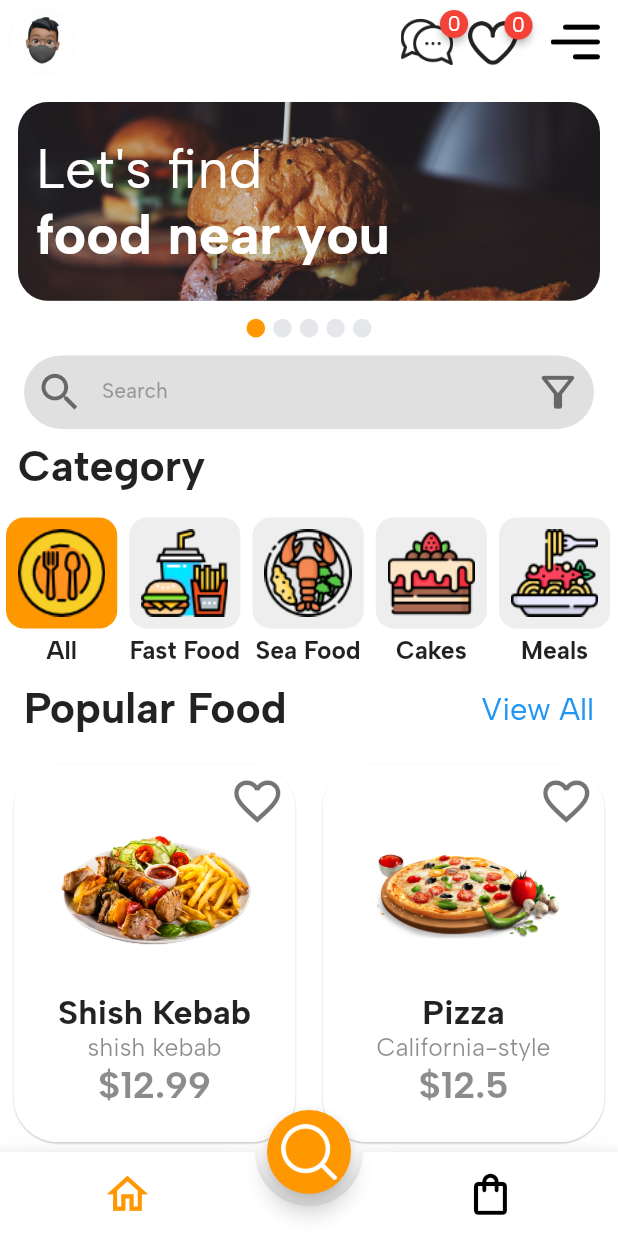
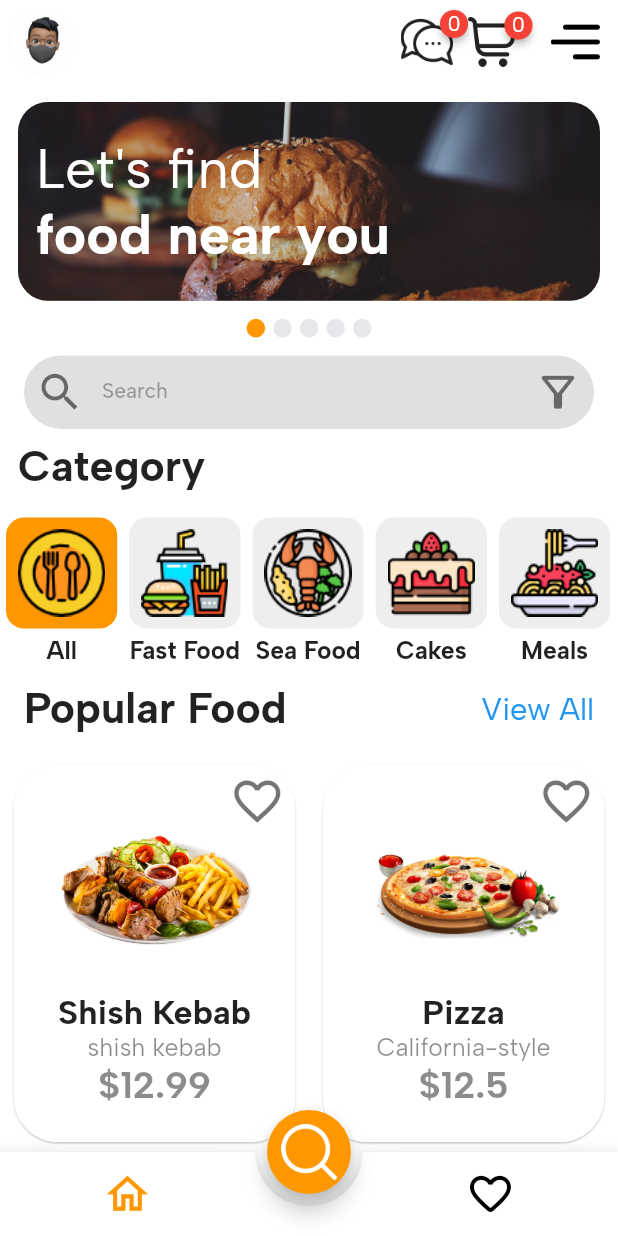
Before and after one commit to MoeAlm/food_app, a Flutter app: the MainScreen screen opened directly, on a phone screen of 412 x 824 dp. Run offline on Flutter 3.47's test engine with Material 2 defaults, Android fonts, the phone set to English and light mode, and no system bars; drawn by our look-alikes of animated_bottom_navigation_bar, badges, smooth_page_indicator; our stand-ins replace bloc, firebase_auth, firebase_core, flutter_bloc, flutter_rating_bar, google_fonts and 4 more; accounts and stored records are empty.

Commit message:
Added Some stuff and fixed bugs

```diff
--- a/lib/core/cubit/cubit.dart
+++ b/lib/core/cubit/cubit.dart
@@ -8,7 +8,7 @@ import 'package:flutter/material.dart';
 import 'package:food_app_api/view/home/home_screen.dart';
 import 'package:image_picker/image_picker.dart';
 import 'package:velocity_x/velocity_x.dart';
-import '../../view/cart_screen.dart';
+import '../../view/fav_food_screen.dart';
 import '../model/category_model.dart';
 import '../model/food_model.dart';
 
@@ -31,6 +31,7 @@ class FoodCubit extends Cubit<AppState> {
   String? email;
   String? password;
   String? name;
+  String? displayedName;
   String imageUrl = 'assets/images/profile.jpg';
   ////////////////////////////////////////
   var user = FirebaseAuth.instance.currentUser;
@@ -41,7 +42,7 @@ class FoodCubit extends Cubit<AppState> {
   ////////////////////////////////////////
   List<IconData> icons = [
     Icons.home_outlined,
-    Icons.shopping_bag_outlined,
+    Icons.favorite_outline_rounded,
   ];
   List<Food> food = [
     Food(
@@ -89,14 +90,14 @@ class FoodCubit extends Cubit<AppState> {
     CategoryModel(icon: 'assets/icons/category/cake.png', title: 'Cakes'),
     CategoryModel(icon: 'assets/icons/category/spaghetti.png', title: 'Meals'),
   ];
-  List screens = [const HomeScreen(), const CartScreen()];
+  List screens = [const HomeScreen(), const ItemsScreen()];
+
 
   ////////////////////////////////////////
   void changeIndex(index) {
     currentIndex = index;
     emit(BottomNavChanges());
   }
-
   ////////////////////////////////////////
   void changeIndexOfCategories(index) {
     indexOfCategories = index;
@@ -138,9 +139,9 @@ class FoodCubit extends Cubit<AppState> {
 
   ////////////////////////////////////////
   itemNumber() {
-    emit(ItemCountState());
     count = cartItems.length;
     emit(ItemCountState());
+    return count;
   }
 
   ////////////////////////////////////////
@@ -163,9 +164,10 @@ class FoodCubit extends Cubit<AppState> {
     user.currentUser?.updateDisplayName(name);
 
   }
-  void updateName() {
-    user?.updateDisplayName(name);
+  updateName() {
+    name = nameController.text;
     emit(UpdateProfileState());
+    return user?.updateDisplayName(name);
   }
 
   ////////////////////////////////////////
--- a/lib/view/detail_screen.dart
+++ b/lib/view/detail_screen.dart
@@ -28,7 +28,7 @@ class DetailsScreen extends StatelessWidget {
               onPressed: () {
                 Navigator.pop(context);
               },
-              icon: Icon(Icons.arrow_back_ios, color: kPrimeryColor,),
+              icon: Icon(Icons.arrow_back_ios,),
             ),
           ),
           body: SafeArea(
@@ -197,6 +197,7 @@ class DetailsScreen extends StatelessWidget {
                             onPressed: () {
                               cubit.cartItems.add(cubit.food[index]);
                               cubit.cartIndex.add(index);
+                              cubit.itemNumber();
                             },
                             style: OutlinedButton.styleFrom(
                                 backgroundColor: kPrimeryColor,
--- a/lib/view/home/home_screen.dart
+++ b/lib/view/home/home_screen.dart
@@ -73,7 +73,7 @@ class _HomeScreenState extends State<HomeScreen> {
                           return Container(
                             decoration: BoxDecoration(
                                 color: Colors.blue.withOpacity(0.3),
-                                gradient: LinearGradient(
+                                gradient: const LinearGradient(
                                     colors: [
                                       Colors.transparent,
                                       Colors.black
@@ -111,7 +111,10 @@ class _HomeScreenState extends State<HomeScreen> {
                               ).px(12).py12(),
                             ),
                           ).p(12);
-                        }),
+                        },
+                      scrollDirection: Axis.horizontal,
+                      physics: const BouncingScrollPhysics(),
+                    ),
                   ),
                   Align(
                       alignment: Alignment.center,
--- a/lib/view/home/main_screen.dart
+++ b/lib/view/home/main_screen.dart
@@ -8,7 +8,7 @@ import 'package:badges/badges.dart' as badges;
 
 import '../../core/cubit/cubit.dart';
 import '../../core/cubit/states.dart';
-import '../fav_food_screen.dart';
+import '../cart_screen.dart';
 import '../profile/profile.dart';
 import 'drawer.dart';
 
@@ -61,9 +61,9 @@ class MainScreen extends StatelessWidget {
                   );
                 },
                 child: badges.Badge(
-                  badgeContent: Text(
-                    '${cubit.count}',
-                    style: const TextStyle(color: Colors.white),
+                  badgeContent: const Text(
+                    '0',
+                    style: TextStyle(color: Colors.white),
                   ),
                   child: Image.asset(
                     'assets/icons/chat.png',
@@ -78,10 +78,7 @@ class MainScreen extends StatelessWidget {
                     context,
                     MaterialPageRoute(
                       builder: (context) {
-                        return ItemsScreen(
-                          text: 'Favourite',
-                          list: cubit.likedItems,
-                        );
+                        return const CartScreen();
                       },
                     ),
                   );
@@ -92,7 +89,7 @@ class MainScreen extends StatelessWidget {
                     style: const TextStyle(color: Colors.white),
                   ),
                   child: Image.asset(
-                    'assets/icons/heart.png',
+                    'assets/icons/cart.png',
                     width: width * 0.08,
                     color: Colors.black87,
                   ),
--- a/lib/view/profile/edit_profile_screen.dart
+++ b/lib/view/profile/edit_profile_screen.dart
@@ -35,7 +35,6 @@ class EditProfileScreen extends StatelessWidget {
               },
               icon: Icon(
                 CupertinoIcons.back,
-                color: kPrimeryColor,
                 size: width * 0.085,
               ),
             ),
@@ -122,7 +121,6 @@ class EditProfileScreen extends StatelessWidget {
                       width: width * 0.35,
                       child: ElevatedButton(
                         onPressed: () {
-                          cubit.name = cubit.nameController.text;
                           cubit.updateName();
                           Navigator.pop(context);
                           //cubit.user?.updatePassword(_passwordController.text);
```
Also changed, not shown: lib/view/cart_screen.dart (+23 -21 lines), lib/view/fav_food_screen.dart (+7 -14 lines), assets/icons/cart.png (renamed from assets/icons/shopping-cart.png).
